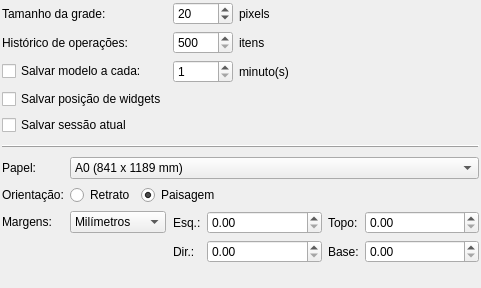
Above: libpgmodeler_ui/ui/confgeralwidget.ui from pgmodeler/pgmodeler before the change. Below: the same form after it.
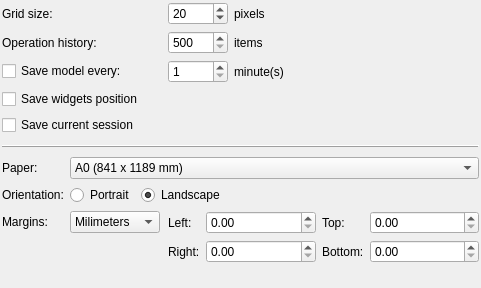
That is the form after the change.

Patch:
```diff
--- a/libpgmodeler_ui/ui/confgeralwidget.ui
+++ b/libpgmodeler_ui/ui/confgeralwidget.ui
@@ -41,7 +41,7 @@
       </size>
      </property>
      <property name="text">
-      <string>Tamanho da grade:</string>
+      <string>Grid size:</string>
      </property>
     </widget>
    </item>
@@ -117,7 +117,7 @@
       </size>
      </property>
      <property name="text">
-      <string>Histórico de operações:</string>
+      <string>Operation history:</string>
      </property>
     </widget>
    </item>
@@ -166,7 +166,7 @@
         </size>
        </property>
        <property name="text">
-        <string>itens</string>
+        <string>items</string>
        </property>
       </widget>
      </item>
@@ -187,7 +187,7 @@
       </size>
      </property>
      <property name="text">
-      <string>Salvar modelo a cada:</string>
+      <string>Save model every:</string>
      </property>
     </widget>
    </item>
@@ -236,7 +236,7 @@
         </size>
        </property>
        <property name="text">
-        <string>minuto(s)</string>
+        <string>minute(s)</string>
        </property>
       </widget>
      </item>
@@ -257,7 +257,7 @@
       </size>
      </property>
      <property name="text">
-      <string>Salvar posição de widgets</string>
+      <string>Save widgets position</string>
      </property>
     </widget>
    </item>
@@ -276,7 +276,7 @@
       </size>
      </property>
      <property name="text">
-      <string>Salvar sessão atual </string>
+      <string>Save current session</string>
      </property>
     </widget>
    </item>
@@ -305,7 +305,7 @@
       </sizepolicy>
      </property>
      <property name="text">
-      <string>Papel:</string>
+      <string>Paper:</string>
      </property>
     </widget>
    </item>
@@ -478,7 +478,7 @@
      </item>
      <item>
       <property name="text">
-       <string>Personalizado (Baseado nas margens)</string>
+       <string>Custom (Based on margins)</string>
       </property>
      </item>
     </widget>
@@ -492,7 +492,7 @@
       </sizepolicy>
      </property>
      <property name="text">
-      <string>Orientação:</string>
+      <string>Orientation:</string>
      </property>
     </widget>
    </item>
@@ -507,7 +507,7 @@
         </sizepolicy>
        </property>
        <property name="text">
-        <string>Retrato</string>
+        <string>Portrait</string>
        </property>
       </widget>
      </item>
@@ -520,7 +520,7 @@
         </sizepolicy>
        </property>
        <property name="text">
-        <string>Paisagem</string>
+        <string>Landscape</string>
        </property>
        <property name="checked">
         <bool>true</bool>
@@ -538,7 +538,7 @@
       </sizepolicy>
      </property>
      <property name="text">
-      <string>Margens:</string>
+      <string>Margins:</string>
      </property>
     </widget>
    </item>
@@ -555,7 +555,7 @@
      </property>
      <item>
       <property name="text">
-       <string>Milímetros</string>
+       <string>Milimeters</string>
       </property>
      </item>
      <item>
@@ -565,12 +565,12 @@
      </item>
      <item>
       <property name="text">
-       <string>Polegadas</string>
+       <string>Inches</string>
       </property>
      </item>
      <item>
       <property name="text">
-       <string>Centímetros</string>
+       <string>Centimeter</string>
       </property>
      </item>
     </widget>
@@ -580,7 +580,7 @@
      <item row="0" column="0">
       <widget class="QLabel" name="label_2">
        <property name="text">
-        <string>Esq.:</string>
+        <string>Left:</string>
        </property>
       </widget>
      </item>
@@ -599,7 +599,7 @@
         </size>
        </property>
        <property name="toolTip">
-        <string>Margem esquerda</string>
+        <string>Left margin</string>
        </property>
        <property name="maximum">
         <double>5000.000000000000000</double>
@@ -609,7 +609,7 @@
      <item row="0" column="2">
       <widget class="QLabel" name="label_4">
        <property name="text">
-        <string>Topo:</string>
+        <string>Top:</string>
        </property>
       </widget>
      </item>
@@ -628,7 +628,7 @@
         </size>
        </property>
        <property name="toolTip">
-        <string>Margem topo</string>
+        <string>Top margin</string>
        </property>
        <property name="maximum">
         <double>5000.000000000000000</double>
@@ -638,7 +638,7 @@
      <item row="1" column="0">
       <widget class="QLabel" name="label">
        <property name="text">
-        <string>Dir.:</string>
+        <string>Right:</string>
        </property>
       </widget>
      </item>
@@ -657,7 +657,7 @@
         </size>
        </property>
        <property name="toolTip">
-        <string>Margem direita</string>
+        <string>Right margin</string>
        </property>
        <property name="maximum">
         <double>5000.000000000000000</double>
@@ -667,7 +667,7 @@
      <item row="1" column="2">
       <widget class="QLabel" name="label_5">
        <property name="text">
-        <string>Base:</string>
+        <string>Bottom:</string>
        </property>
       </widget>
      </item>
@@ -686,7 +686,7 @@
         </size>
        </property>
        <property name="toolTip">
-        <string>Margem base</string>
+        <string>Bottom margin</string>
        </property>
        <property name="maximum">
         <double>5000.000000000000000</double>
```
